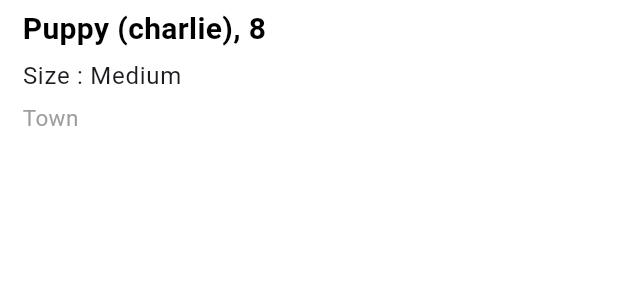
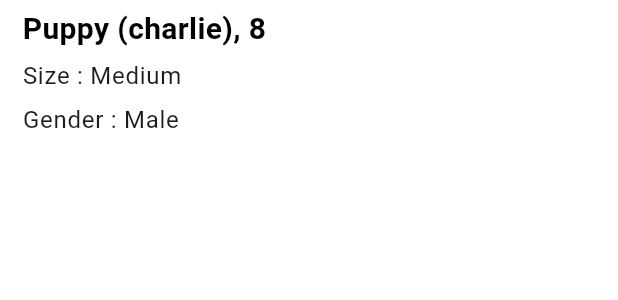
Before and after one commit to anishh2003/petRescues, a Flutter app: the PetCard widget shown alone on an empty page, opened directly with sample values from the repository, on a phone screen of 412 x 824 dp. Shown: the part 615-915 px from the top of the screen. Run offline on Flutter 3.47's test engine with Material 3 defaults, Android fonts, the phone set to English and light mode, and no system bars; our stand-ins replace appinio_swiper, card_swiper, cloud_firestore, file_picker, firebase_auth, firebase_core and 6 more; accounts and stored records are empty.

Commit message:
Gender is shown on cards now

```diff
--- a/lib/core/widgets/appino_swiper_widgets/pet_card.dart
+++ b/lib/core/widgets/appino_swiper_widgets/pet_card.dart
@@ -89,13 +89,18 @@ class PetCard extends StatelessWidget {
                     const SizedBox(
                       height: 5,
                     ),
-                    Text(
-                      candidate.city!,
-                      style: const TextStyle(
-                        color: Colors.grey,
-                        fontSize: 15,
-                      ),
-                    )
+                    Row(
+                      children: [
+                        Text(
+                          'Gender : ',
+                          style: Theme.of(context).textTheme.bodyLarge,
+                        ),
+                        Text(
+                          candidate.gender.name,
+                          style: Theme.of(context).textTheme.bodyLarge,
+                        ),
+                      ],
+                    ),
                   ],
                 ),
               ],
```
Also changed, not shown: lib/features/pets/pets_details_screen.dart (+17 -4 lines).
